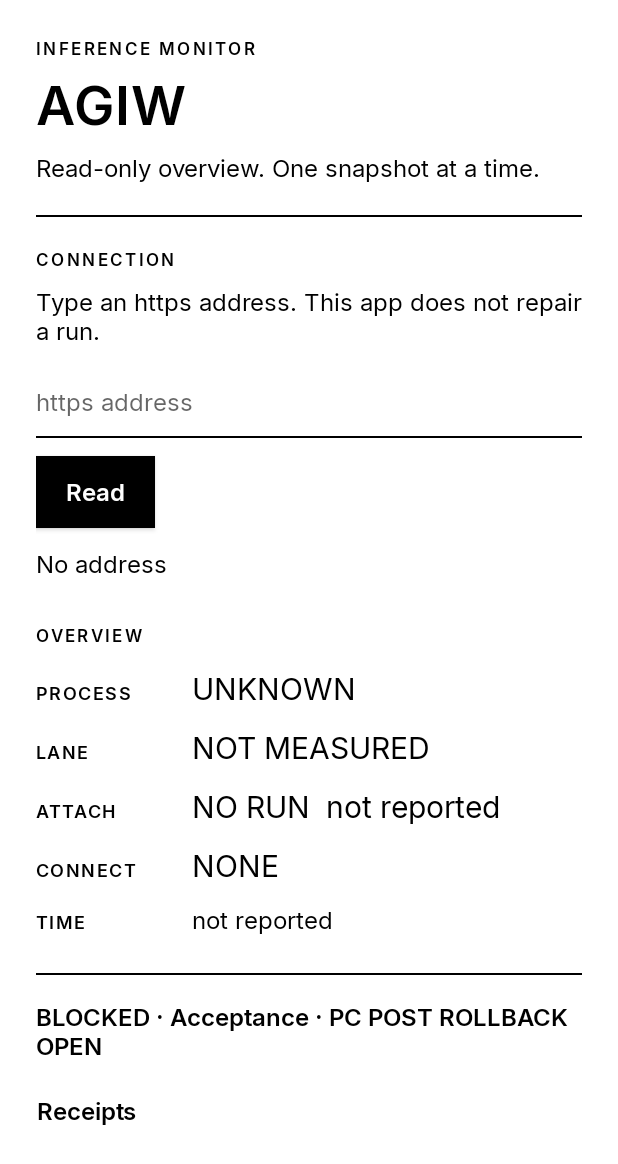
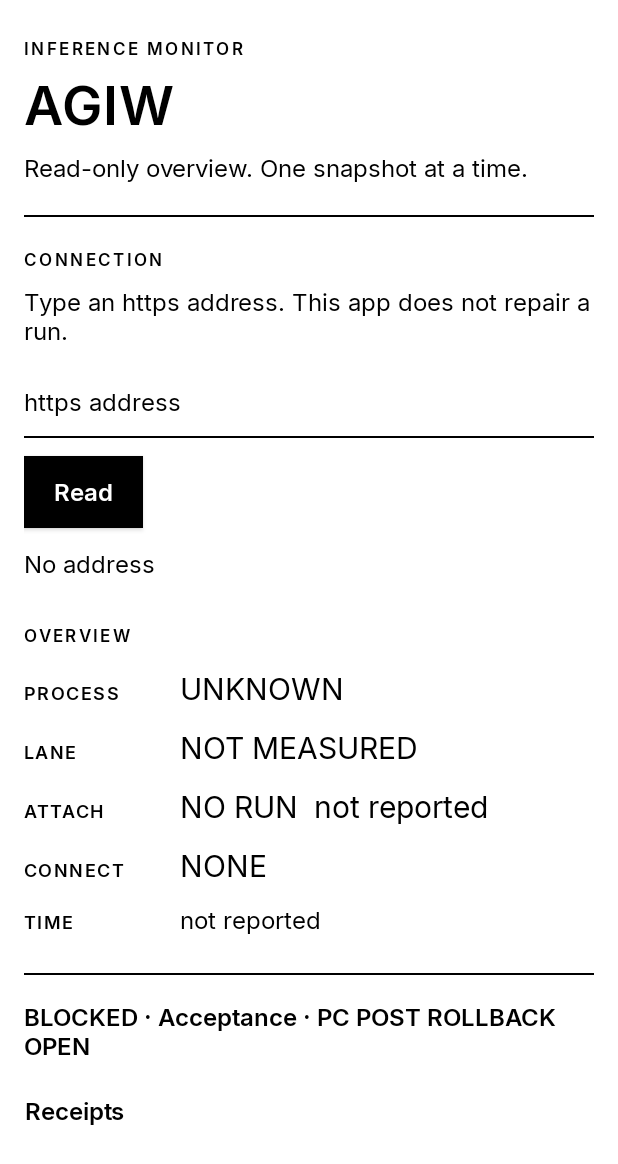
Before and after one commit to louiscalata/agiw-suite, an Android app: the screen it shows after launch (MonitorActivity), on a phone screen of 412 x 824 dp. Shown: the top 1164 px of the screen. Run offline under Robolectric (Android 15) with nearby library versions, the phone set to English and light mode, and no system bars.

Commit message:
Fix Android monitor encoding, insets, and Gradle tests
Windows javac was compiling the UTF-8 acceptance middle dot as Cp1252, so the line rendered as "BLOCKED Â·". Both modules now compile Java as UTF-8, and the existing checks assert the class-file string contains U+00B7 and not the mojibake bytes.

Target SDK 35 draws edge to edge and fitsSystemWindows was replacing the layout padding, which left both screens flush to the sides. The activity keeps a 16dp inner and 12dp cover margin and adds the status bar, navigation bar, cutout, and keyboard. ./gradlew test runs the same main checks and fails when they fail.

Co-authored-by: louiscalata <louiscalata@users.noreply.github.com>

```diff
--- a/android/app/build.gradle.kts
+++ b/android/app/build.gradle.kts
@@ -15,8 +15,14 @@ android {
     compileOptions {
         sourceCompatibility = JavaVersion.VERSION_17
         targetCompatibility = JavaVersion.VERSION_17
+        encoding = "UTF-8"
     }
 }
+
+tasks.withType<JavaCompile>().configureEach {
+    options.encoding = "UTF-8"
+}
+
 dependencies {
     implementation(project(":monitor-core"))
 }
--- a/android/app/src/main/AndroidManifest.xml
+++ b/android/app/src/main/AndroidManifest.xml
@@ -3,9 +3,11 @@
     <uses-permission android:name="android.permission.INTERNET"/>
     <application
         android:allowBackup="false"
+        android:dataExtractionRules="@xml/data_extraction_rules"
+        android:fullBackupContent="@xml/backup_rules"
         android:icon="@mipmap/ic_launcher"
         android:roundIcon="@mipmap/ic_launcher"
-        android:label="AGIW"
+        android:label="@string/wordmark"
         android:networkSecurityConfig="@xml/network_security_config"
         android:supportsRtl="true"
         android:theme="@style/Theme.Agiw">
--- a/android/app/src/main/java/suite/agiw/monitor/MonitorActivity.java
+++ b/android/app/src/main/java/suite/agiw/monitor/MonitorActivity.java
@@ -2,10 +2,17 @@ package suite.agiw.monitor;
 
 import android.app.Activity;
 import android.content.res.Configuration;
+import android.graphics.Color;
+import android.graphics.Insets;
+import android.os.Build;
 import android.os.Bundle;
 import android.provider.Settings;
 import android.view.View;
 import android.view.ViewTreeObserver;
+import android.view.Window;
+import android.view.WindowInsets;
+import android.view.WindowInsetsController;
+import android.view.WindowManager;
 import android.widget.Button;
 import android.widget.EditText;
 import android.widget.ScrollView;
@@ -39,12 +46,14 @@ public final class MonitorActivity extends Activity {
     @Override
     protected void onCreate(Bundle savedInstanceState) {
         super.onCreate(savedInstanceState);
+        edgeToEdge();
         bind(savedInstanceState);
     }
 
     @Override
     public void onConfigurationChanged(Configuration newConfig) {
         super.onConfigurationChanged(newConfig);
+        edgeToEdge();
         Bundle kept = new Bundle();
         capture(kept);
         bind(kept);
@@ -59,6 +68,7 @@ public final class MonitorActivity extends Activity {
     private void bind(Bundle state) {
         cover = compactNow();
         setContentView(cover ? R.layout.activity_cover : R.layout.activity_inner);
+        applyInsets();
         float scale = Settings.Global.getFloat(getContentResolver(), Settings.Global.ANIMATOR_DURATION_SCALE, 1f);
         View rule = findViewById(R.id.schematic);
         if (rule != null) rule.setVisibility(Surface.motion(scale) ? View.VISIBLE : View.INVISIBLE);
@@ -79,11 +89,8 @@ public final class MonitorActivity extends Activity {
         TextView receipts = findViewById(R.id.receipts);
         if (receipts != null) receipts.setText(Acceptance.notes());
         Button read = findViewById(R.id.read);
-        if (read != null) {
-            read.setOnClickListener(view -> readOnce());
-            read.setText(inflight == 0 ? "Read" : "Cancel");
-            read.setContentDescription(inflight == 0 ? "Read the observer snapshot" : "Cancel the observer read");
-        }
+        if (read != null) read.setOnClickListener(view -> readOnce());
+        showReadButton(inflight != 0);
         EditText address = findViewById(R.id.address);
         if (address != null) {
             address.setOnFocusChangeListener((view, focused) -> {
@@ -133,14 +140,10 @@ public final class MonitorActivity extends Activity {
     }
 
     private void readOnce() {
-        Button read = findViewById(R.id.read);
         if (inflight != 0) {
             gate.cancel();
             inflight = 0;
-            if (read != null) {
-                read.setText("Read");
-                read.setContentDescription("Read the observer snapshot");
-            }
+            showReadButton(false);
             show(Board.none("Read cancelled"));
             remember(Board.none("Read cancelled"));
             return;
@@ -161,10 +164,7 @@ public final class MonitorActivity extends Activity {
         }
         int token = gate.begin();
         inflight = token;
-        if (read != null) {
-            read.setText("Cancel");
-            read.setContentDescription("Cancel the observer read");
-        }
+        showReadButton(true);
         new Thread(() -> {
             ObserverClient.Result result = client.getSnapshot(uri, 4000);
             Board board = boardFor(result);
@@ -173,11 +173,7 @@ public final class MonitorActivity extends Activity {
                 inflight = 0;
                 show(board);
                 remember(board);
-                Button again = findViewById(R.id.read);
-                if (again != null) {
-                    again.setText("Read");
-                    again.setContentDescription("Read the observer snapshot");
-                }
+                showReadButton(false);
             });
         }, "agiw-observer").start();
     }
@@ -209,11 +205,95 @@ public final class MonitorActivity extends Activity {
         Button toggle = findViewById(R.id.receiptsToggle);
         if (receipts != null) receipts.setVisibility(receiptsOpen ? View.VISIBLE : View.GONE);
         if (toggle != null) {
-            toggle.setText(receiptsOpen ? "Hide receipts" : "Receipts");
-            toggle.setContentDescription(receiptsOpen
-                    ? "Hide recorded receipts"
-                    : "Show recorded receipts. They are not a pass.");
+            toggle.setText(getString(receiptsOpen ? R.string.receipts_hide : R.string.receipts));
+            toggle.setContentDescription(getString(receiptsOpen
+                    ? R.string.receipts_hide_description
+                    : R.string.receipts_show_description));
         }
+    }
+
+    private void showReadButton(boolean cancel) {
+        Button read = findViewById(R.id.read);
+        if (read == null) return;
+        read.setText(getString(cancel ? R.string.cancel : R.string.read));
+        read.setContentDescription(getString(cancel
+                ? R.string.cancel_description
+                : R.string.read_description));
+    }
+
+    private void edgeToEdge() {
+        Window window = getWindow();
+        if (Build.VERSION.SDK_INT >= 30) window.setDecorFitsSystemWindows(false);
+        if (Build.VERSION.SDK_INT >= 28) {
+            window.setNavigationBarDividerColor(Color.TRANSPARENT);
+            WindowManager.LayoutParams attrs = window.getAttributes();
+            attrs.layoutInDisplayCutoutMode = WindowManager.LayoutParams.LAYOUT_IN_DISPLAY_CUTOUT_MODE_SHORT_EDGES;
+            window.setAttributes(attrs);
+        }
+        if (Build.VERSION.SDK_INT >= 29) {
+            window.setStatusBarContrastEnforced(false);
+            window.setNavigationBarContrastEnforced(false);
+            window.getDecorView().setForceDarkAllowed(false);
+        }
+        boolean night = (getResources().getConfiguration().uiMode & Configuration.UI_MODE_NIGHT_MASK)
+                == Configuration.UI_MODE_NIGHT_YES;
+        if (Build.VERSION.SDK_INT >= 30) {
+            WindowInsetsController controller = window.getInsetsController();
+            if (controller == null) return;
+            int light = WindowInsetsController.APPEARANCE_LIGHT_STATUS_BARS
+                    | WindowInsetsController.APPEARANCE_LIGHT_NAVIGATION_BARS;
+            controller.setSystemBarsAppearance(night ? 0 : light, light);
+            return;
+        }
+        if (Build.VERSION.SDK_INT >= 27) {
+            View decor = window.getDecorView();
+            int flags = decor.getSystemUiVisibility();
+            if (night) flags &= ~View.SYSTEM_UI_FLAG_LIGHT_NAVIGATION_BAR;
+            else flags |= View.SYSTEM_UI_FLAG_LIGHT_NAVIGATION_BAR;
+            decor.setSystemUiVisibility(flags);
+        }
+    }
+
+    /**
+     * Target SDK 35 draws edge to edge, and fitsSystemWindows replaces padding
+     * with the raw system insets. Side insets are often zero, which drops the
+     * Jaryo margin. Keep a 4dp-rhythm inset (16dp inner, 12dp cover) and add
+     * the bars, cutout, and keyboard on top of it.
+     */
+    private void applyInsets() {
+        ScrollView scroller = findViewById(R.id.scroller);
+        if (scroller == null) return;
+        final int side = dp(cover ? 12 : 16);
+        final int top = dp(cover ? 16 : 24);
+        final int bottom = dp(24);
+        scroller.setPadding(side, top, side, bottom);
+        scroller.setOnApplyWindowInsetsListener((view, insets) -> {
+            int left = side;
+            int padTop = top;
+            int right = side;
+            int padBottom = bottom;
+            if (Build.VERSION.SDK_INT >= 30) {
+                Insets bars = insets.getInsets(WindowInsets.Type.systemBars() | WindowInsets.Type.displayCutout());
+                Insets ime = insets.getInsets(WindowInsets.Type.ime());
+                left += bars.left;
+                padTop += bars.top;
+                right += bars.right;
+                padBottom += Math.max(bars.bottom, ime.bottom);
+                view.setPadding(left, padTop, right, padBottom);
+                return WindowInsets.CONSUMED;
+            }
+            left += insets.getSystemWindowInsetLeft();
+            padTop += insets.getSystemWindowInsetTop();
+            right += insets.getSystemWindowInsetRight();
+            padBottom += insets.getSystemWindowInsetBottom();
+            view.setPadding(left, padTop, right, padBottom);
+            return insets;
+        });
+        scroller.requestApplyInsets();
+    }
+
+    private int dp(int value) {
+        return Math.round(value * getResources().getDisplayMetrics().density);
     }
 
     private void reveal(View child) {
--- a/android/app/src/main/res/drawable/agiw_field.xml
+++ b/android/app/src/main/res/drawable/agiw_field.xml
@@ -1,6 +1,6 @@
 <?xml version="1.0" encoding="utf-8"?>
 <layer-list xmlns:android="http://schemas.android.com/apk/res/android">
-    <item android:left="-2dp" android:right="-2dp" android:top="-2dp">
+    <item android:end="-2dp" android:start="-2dp" android:top="-2dp">
         <shape android:shape="rectangle">
             <solid android:color="@android:color/transparent"/>
             <stroke android:width="1dp" android:color="@color/agiw_ink"/>
--- /dev/null
+++ b/android/app/src/main/res/drawable/agiw_scrollbar.xml
@@ -0,0 +1,5 @@
+<?xml version="1.0" encoding="utf-8"?>
+<shape xmlns:android="http://schemas.android.com/apk/res/android" android:shape="rectangle">
+    <solid android:color="@color/agiw_ink"/>
+    <size android:width="4dp" android:height="4dp"/>
+</shape>
--- a/android/app/src/main/res/layout/activity_inner.xml
+++ b/android/app/src/main/res/layout/activity_inner.xml
@@ -8,9 +8,11 @@
     android:fitsSystemWindows="true"
     android:isScrollContainer="true"
     android:paddingBottom="24dp"
-    android:paddingLeft="24dp"
-    android:paddingRight="24dp"
+    android:paddingEnd="16dp"
+    android:paddingStart="16dp"
     android:paddingTop="24dp"
+    android:scrollbarSize="4dp"
+    android:scrollbarThumbVertical="@drawable/agiw_scrollbar"
     android:scrollbars="vertical">
     <LinearLayout
         android:layout_width="match_parent"
@@ -22,25 +24,25 @@
             android:layout_height="wrap_content"
             android:fontFamily="@font/inter_semibold"
             android:letterSpacing="0.14"
-            android:text="INFERENCE MONITOR"
+            android:text="@string/eyebrow"
             android:textAllCaps="true"
             android:textSize="11sp"/>
         <TextView
             android:layout_width="wrap_content"
             android:layout_height="wrap_content"
             android:layout_marginTop="8dp"
-            android:contentDescription="AGIW"
+            android:contentDescription="@string/wordmark"
             android:fontFamily="@font/inter_semibold"
             android:includeFontPadding="false"
             android:letterSpacing="0.02"
-            android:text="AGIW"
+            android:text="@string/wordmark"
             android:textSize="36sp"/>
         <TextView
             android:layout_width="match_parent"
             android:layout_height="wrap_content"
             android:layout_marginTop="8dp"
             android:fontFamily="@font/inter_regular"
-            android:text="Read-only overview. One snapshot at a time."
+            android:text="@string/overview_lead"
             android:textSize="16sp"/>
         <View
             android:id="@+id/schematic"
@@ -48,21 +50,21 @@
             android:layout_height="1dp"
             android:layout_marginTop="20dp"
             android:background="@color/agiw_ink"
-            android:contentDescription="Schematic rule"/>
+            android:contentDescription="@string/schematic_description"/>
         <TextView
             android:layout_width="wrap_content"
             android:layout_height="wrap_content"
             android:layout_marginTop="20dp"
             android:fontFamily="@font/inter_semibold"
             android:letterSpacing="0.14"
-            android:text="CONNECTION"
+            android:text="@string/connection_label"
             android:textSize="11sp"/>
         <TextView
             android:layout_width="match_parent"
             android:layout_height="wrap_content"
             android:layout_marginTop="8dp"
             android:fontFamily="@font/inter_regular"
-            android:text="Type an https address. This app does not repair a run."
+            android:text="@string/connection_help"
             android:textSize="16sp"/>
         <EditText
             android:id="@+id/address"
@@ -71,7 +73,9 @@
             android:layout_marginTop="12dp"
             android:background="@drawable/agiw_field"
             android:fontFamily="@font/inter_regular"
-            android:hint="https address"
+            android:hint="@string/address_hint"
+            android:textColor="@color/agiw_ink"
+            android:textColorHint="@color/agiw_ink"
             android:imeOptions="actionDone"
             android:importantForAutofill="no"
             android:inputType="textUri"
@@ -84,13 +88,13 @@
             android:layout_marginTop="12dp"
             android:background="@color/agiw_ink"
             android:backgroundTint="@color/agiw_ink"
-            android:contentDescription="Read the observer snapshot"
+            android:contentDescription="@string/read_description"
             android:fontFamily="@font/inter_semibold"
             android:minHeight="48dp"
             android:minWidth="48dp"
-            android:paddingLeft="20dp"
-            android:paddingRight="20dp"
-            android:text="Read"
+            android:paddingEnd="20dp"
+            android:paddingStart="20dp"
+            android:text="@string/read"
             android:textAllCaps="false"
             android:textColor="@color/agiw_bg"
             android:textSize="16sp"/>
@@ -107,7 +111,7 @@
             android:layout_marginTop="28dp"
             android:fontFamily="@font/inter_semibold"
             android:letterSpacing="0.14"
-            android:text="OVERVIEW"
+            android:text="@string/overview_label"
             android:textSize="11sp"/>
         <LinearLayout
             android:layout_width="match_parent"
@@ -119,7 +123,7 @@
                 android:layout_height="wrap_content"
                 android:fontFamily="@font/inter_semibold"
                 android:letterSpacing="0.08"
-                android:text="PROCESS"
+                android:text="@string/label_process"
                 android:textSize="12sp"/>
             <TextView
                 android:id="@+id/process"
@@ -139,7 +143,7 @@
                 android:layout_height="wrap_content"
                 android:fontFamily="@font/inter_semibold"
                 android:letterSpacing="0.08"
-                android:text="LANE"
+                android:text="@string/label_lane"
                 android:textSize="12sp"/>
             <TextView
                 android:id="@+id/lane"
@@ -159,7 +163,7 @@
                 android:layout_height="wrap_content"
                 android:fontFamily="@font/inter_semibold"
                 android:letterSpacing="0.08"
-                android:text="ATTACH"
+                android:text="@string/label_attach"
                 android:textSize="12sp"/>
             <TextView
                 android:id="@+id/attachment"
@@ -179,7 +183,7 @@
                 android:layout_height="wrap_content"
                 android:fontFamily="@font/inter_semibold"
                 android:letterSpacing="0.08"
-                android:text="CONNECT"
+                android:text="@string/label_connect"
                 android:textSize="12sp"/>
             <TextView
                 android:id="@+id/connect"
@@ -199,7 +203,7 @@
                 android:layout_height="wrap_content"
                 android:fontFamily="@font/inter_semibold"
                 android:letterSpacing="0.08"
-                android:text="TIME"
+                android:text="@string/label_time"
                 android:textSize="12sp"/>
             <TextView
                 android:id="@+id/observed"
@@ -228,11 +232,11 @@
             android:layout_marginTop="8dp"
             android:background="@android:color/transparent"
             android:backgroundTint="@android:color/transparent"
-            android:contentDescription="Show recorded receipts. They are not a pass."
+            android:contentDescription="@string/receipts_show_description"
             android:fontFamily="@font/inter_semibold"
             android:minHeight="48dp"
             android:minWidth="48dp"
-            android:text="Receipts"
+            android:text="@string/receipts"
             android:textAllCaps="false"
             android:textColor="@color/agiw_ink"
             android:textSize="16sp"/>
--- a/android/app/src/main/res/layout/widget_status.xml
+++ b/android/app/src/main/res/layout/widget_status.xml
@@ -13,7 +13,7 @@
         android:fontFamily="@font/inter_semibold"
         android:includeFontPadding="false"
         android:letterSpacing="0.02"
-        android:text="AGIW"
+        android:text="@string/wordmark"
         android:textColor="@color/agiw_ink"
         android:textSize="22sp"/>
     <TextView
--- a/android/app/src/main/res/values-night/themes.xml
+++ b/android/app/src/main/res/values-night/themes.xml
@@ -7,5 +7,11 @@
         <item name="android:textColorPrimary">@color/agiw_ink</item>
         <item name="android:colorAccent">@color/agiw_ink</item>
         <item name="android:fontFamily">@font/inter</item>
+        <item name="android:editTextColor">@color/agiw_ink</item>
+        <item name="android:textColorHint">@color/agiw_ink</item>
+        <item name="android:windowDrawsSystemBarBackgrounds">true</item>
+        <item name="android:statusBarColor">@android:color/transparent</item>
+        <item name="android:navigationBarColor">@android:color/transparent</item>
+        <item name="android:windowLightStatusBar">false</item>
     </style>
 </resources>
--- a/android/app/src/main/res/values/strings.xml
+++ b/android/app/src/main/res/values/strings.xml
@@ -1,4 +1,25 @@
 <?xml version="1.0" encoding="utf-8"?>
 <resources>
     <string name="widget_description">Read-only AGIW status. The cover list is a phone setting. This widget does not read the observer by itself.</string>
+    <string name="wordmark">AGIW</string>
+    <string name="eyebrow">INFERENCE MONITOR</string>
+    <string name="overview_lead">Read-only overview. One snapshot at a time.</string>
+    <string name="connection_label">CONNECTION</string>
+    <string name="connection_help">Type an https address. This app does not repair a run.</string>
+    <string name="address_hint">https address</string>
+    <string name="overview_label">OVERVIEW</string>
+    <string name="label_process">PROCESS</string>
+    <string name="label_lane">LANE</string>
+    <string name="label_attach">ATTACH</string>
+    <string name="label_connect">CONNECT</string>
+    <string name="label_time">TIME</string>
+    <string name="read">Read</string>
+    <string name="read_description">Read the observer snapshot</string>
+    <string name="cancel">Cancel</string>
+    <string name="cancel_description">Cancel the observer read</string>
+    <string name="receipts">Receipts</string>
+    <string name="receipts_show_description">Show recorded receipts. They are not a pass.</string>
+    <string name="receipts_hide">Hide receipts</string>
+    <string name="receipts_hide_description">Hide recorded receipts</string>
+    <string name="schematic_description">Schematic rule</string>
 </resources>
--- a/android/app/src/main/res/values/themes.xml
+++ b/android/app/src/main/res/values/themes.xml
@@ -7,5 +7,11 @@
         <item name="android:textColorPrimary">@color/agiw_ink</item>
         <item name="android:colorAccent">@color/agiw_ink</item>
         <item name="android:fontFamily">@font/inter</item>
+        <item name="android:editTextColor">@color/agiw_ink</item>
+        <item name="android:textColorHint">@color/agiw_ink</item>
+        <item name="android:windowDrawsSystemBarBackgrounds">true</item>
+        <item name="android:statusBarColor">@android:color/transparent</item>
+        <item name="android:navigationBarColor">@android:color/transparent</item>
+        <item name="android:windowLightStatusBar">true</item>
     </style>
 </resources>
```
Also changed, not shown: android/app/src/main/res/layout/activity_cover.xml (+13 -11 lines), android/app/src/main/res/xml/backup_rules.xml (added, +8 -0 lines), android/app/src/main/res/xml/data_extraction_rules.xml (added, +17 -0 lines), android/monitor-core/build.gradle.kts (+22 -0 lines), android/app/src/main/res/mipmap-anydpi/ic_launcher.xml (renamed from android/app/src/main/res/mipmap-anydpi-v26/ic_launcher.xml), 3 other files.
